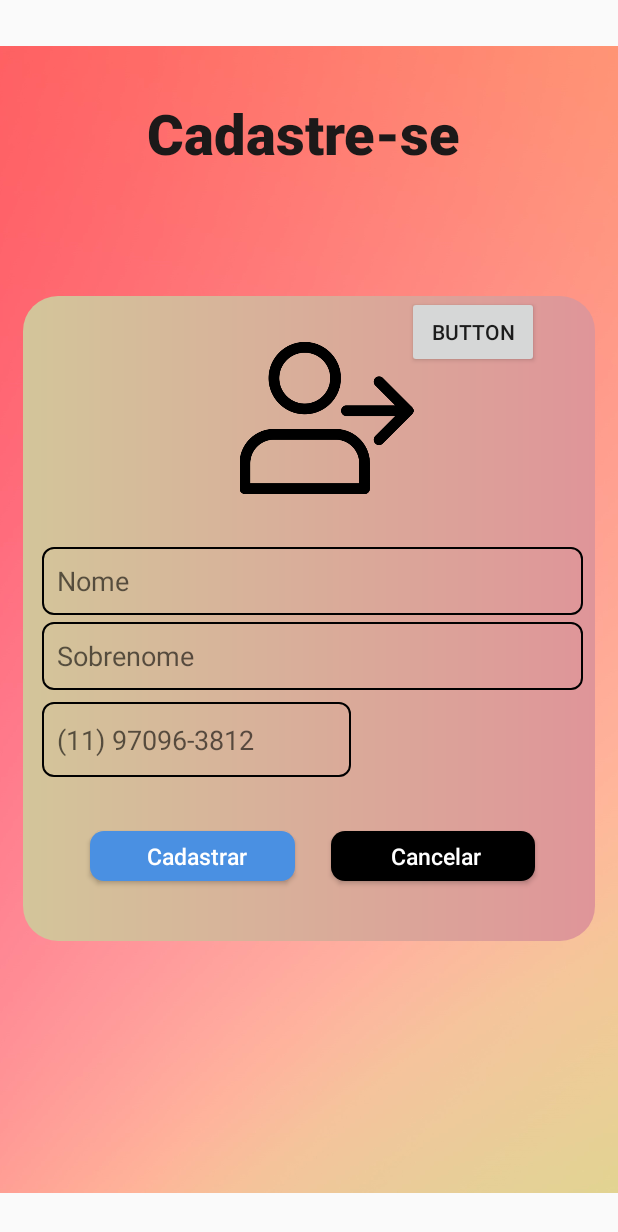
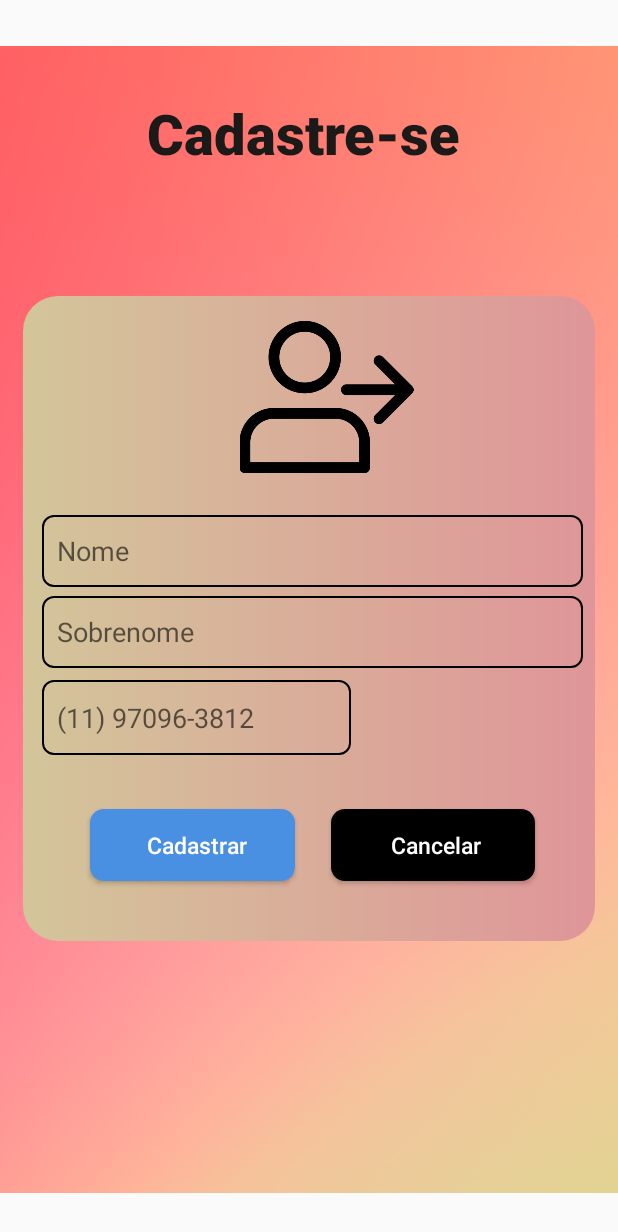
Before and after one commit to JackFrosst/BotaoDePanico, an Android app: the TelaCadastro screen opened directly, with no data from a screen before it, on a phone screen of 412 x 824 dp. Shown: the top 1232 px of the screen. Run offline under Robolectric (Android 15) with nearby library versions, the phone set to English and light mode, and no system bars; 4 statements that could not run were skipped.

Commit message:
add numero de telefone automatico

```diff
--- a/app/build.gradle
+++ b/app/build.gradle
@@ -42,5 +42,6 @@ dependencies {
     androidTestImplementation 'androidx.test.espresso:espresso-core:3.4.0'
     implementation platform('com.google.firebase:firebase-bom:28.3.1')
     implementation 'com.google.firebase:firebase-analytics'
+    implementation 'com.google.android.gms:play-services-auth:19.2.0'
 
 }
--- a/app/src/main/res/layout/activity_tela_cadastro.xml
+++ b/app/src/main/res/layout/activity_tela_cadastro.xml
@@ -53,7 +53,7 @@
         <Button
             android:id="@+id/btnEnviar"
             android:layout_width="0dp"
-            android:layout_height="33dp"
+            android:layout_height="48dp"
             android:layout_marginStart="40dp"
             android:layout_marginEnd="12dp"
             android:layout_marginBottom="40dp"
@@ -69,7 +69,7 @@
         <Button
             android:id="@+id/btnCancelar"
             android:layout_width="0dp"
-            android:layout_height="33dp"
+            android:layout_height="48dp"
             android:layout_marginStart="12dp"
             android:layout_marginEnd="40dp"
             android:layout_marginBottom="40dp"
@@ -89,11 +89,12 @@
             android:layout_marginStart="8dp"
             android:layout_marginTop="170dp"
             android:layout_marginEnd="8dp"
-            android:layout_marginBottom="8dp"
+            android:layout_marginBottom="30dp"
             android:background="@drawable/caixastexto"
             android:ems="10"
             android:hint="Nome"
             android:inputType="textPersonName"
+            android:minHeight="48dp"
             app:layout_constraintBottom_toTopOf="@+id/edtSobrenome"
             app:layout_constraintEnd_toEndOf="parent"
             app:layout_constraintStart_toStartOf="parent"
@@ -102,7 +103,7 @@
         <EditText
             android:id="@+id/edtSobrenome"
             android:layout_width="0dp"
-            android:layout_height="45dp"
+            android:layout_height="48dp"
             android:layout_marginStart="8dp"
             android:layout_marginEnd="8dp"
             android:layout_marginBottom="8dp"
@@ -125,6 +126,8 @@
             android:ems="10"
             android:hint="(11) 97096-3812"
             android:inputType="phone"
+            android:focusable="false"
+            android:enabled="true"
             app:layout_constraintBottom_toTopOf="@+id/btnEnviar"
             app:layout_constraintStart_toStartOf="parent" />
 
@@ -143,15 +146,6 @@
             app:layout_constraintVertical_bias="0.666"
             app:srcCompat="@drawable/user" />
 
-        <Button
-            android:id="@+id/btnVerificaNumero"
-            android:layout_width="wrap_content"
-            android:layout_height="wrap_content"
-            android:text="Button"
-            app:layout_constraintEnd_toEndOf="parent"
-            app:layout_constraintStart_toEndOf="@+id/edtNumTelefone"
-            tools:layout_editor_absoluteY="270dp" />
-
     </androidx.constraintlayout.widget.ConstraintLayout>
 
 </androidx.constraintlayout.widget.ConstraintLayout>
```
Also changed, not shown: app/src/main/java/botaopanico/principal/TelaCadastro.java (+87 -61 lines), 1 other file.
